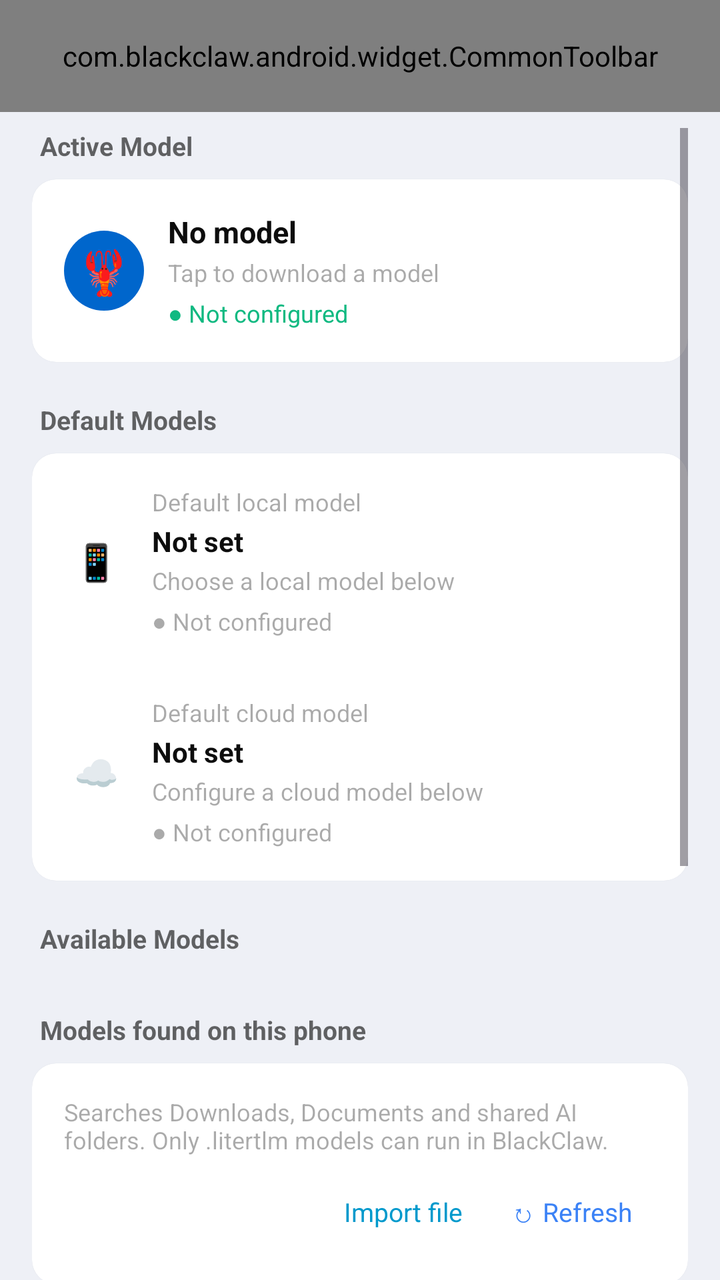
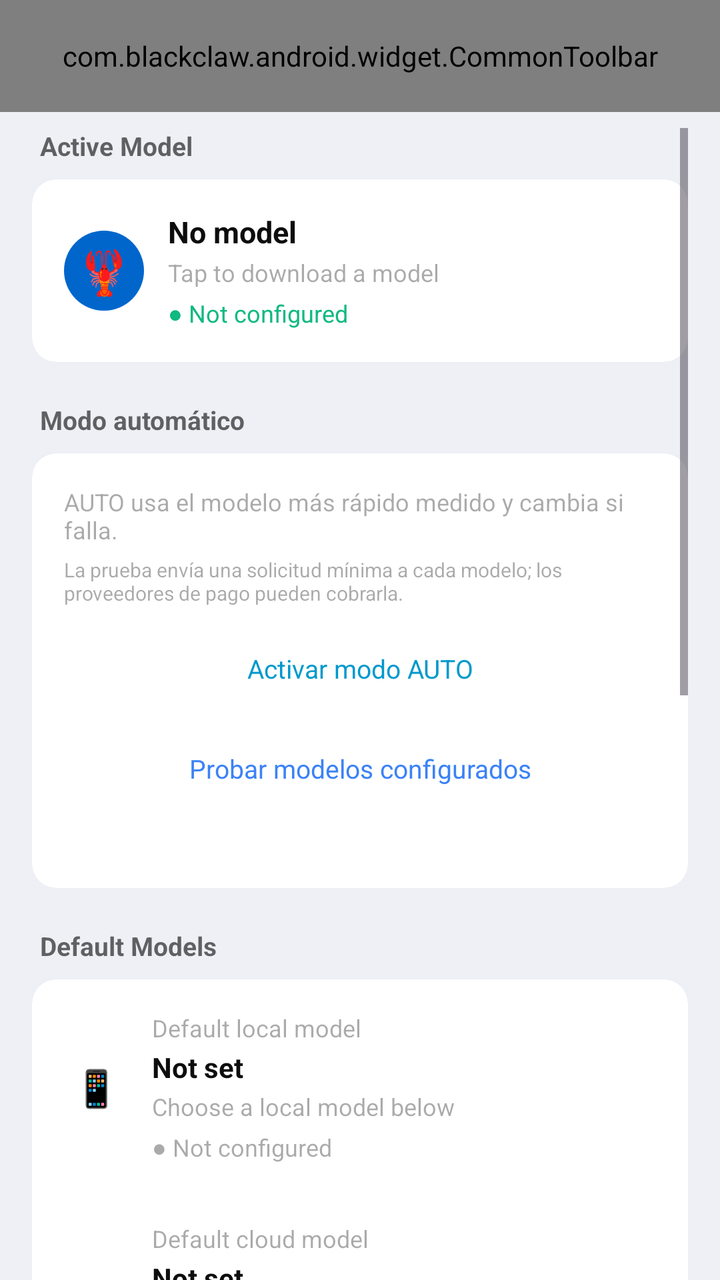

The first picture is an Android layout as it rendered before a commit; the second is the same layout after the commit. The layout source and the unified diff follow.
<!-- AndroidManifest.xml: application theme Theme.BlackClaw -->
<!-- res/layout/activity_llm_config.xml -->
<?xml version="1.0" encoding="utf-8"?>
<LinearLayout xmlns:android="http://schemas.android.com/apk/res/android"
    xmlns:app="http://schemas.android.com/apk/res-auto"
    android:layout_width="match_parent"
    android:layout_height="match_parent"
    android:background="@color/colorBgSecondary"
    android:orientation="vertical">

    <com.blackclaw.android.widget.CommonToolbar
        android:id="@+id/toolbar"
        android:layout_width="match_parent"
        android:layout_height="56dp" />

    <ScrollView
        android:id="@+id/scrollContent"
        android:layout_width="match_parent"
        android:layout_height="0dp"
        android:layout_weight="1"
        android:clipToPadding="false"
        android:isScrollContainer="true"
        android:fillViewport="true"
        android:paddingHorizontal="16dp"
        android:paddingTop="8dp"
        android:paddingBottom="24dp">

        <LinearLayout
            android:layout_width="match_parent"
            android:layout_height="wrap_content"
            android:orientation="vertical">

            
            <TextView
                android:layout_width="wrap_content"
                android:layout_height="wrap_content"
                android:paddingHorizontal="4dp"
                android:paddingBottom="8dp"
                android:text="Active Model"
                android:textColor="@color/colorTextSecondary"
                android:textSize="13dp"
                android:textStyle="bold" />

            <androidx.cardview.widget.CardView
                android:layout_width="match_parent"
                android:layout_height="wrap_content"
                app:cardBackgroundColor="@color/colorContainerBrighten"
                app:cardCornerRadius="12dp"
                app:cardElevation="1dp">

                <LinearLayout
                    android:layout_width="match_parent"
                    android:layout_height="wrap_content"
                    android:gravity="center_vertical"
                    android:orientation="horizontal"
                    android:padding="16dp">

                    <TextView
                        android:layout_width="40dp"
                        android:layout_height="40dp"
                        android:background="@drawable/bg_avatar_ai"
                        android:gravity="center"
                        android:text="🦞"
                        android:textSize="22dp" />

                    <LinearLayout
                        android:layout_width="0dp"
                        android:layout_height="wrap_content"
                        android:layout_marginStart="12dp"
                        android:layout_weight="1"
                        android:orientation="vertical">

                        <TextView
                            android:id="@+id/tvActiveModelName"
                            android:layout_width="wrap_content"
                            android:layout_height="wrap_content"
                            android:text="No model"
                            android:textColor="@color/colorTextPrimary"
                            android:textSize="15dp"
                            android:textStyle="bold" />

                        <TextView
                            android:id="@+id/tvActiveModelMeta"
                            android:layout_width="wrap_content"
                            android:layout_height="wrap_content"
                            android:layout_marginTop="2dp"
                            android:text="Tap to download a model"
                            android:textColor="@color/colorTextTertiary"
                            android:textSize="12dp" />

                        <TextView
                            android:id="@+id/tvActiveModelStatus"
                            android:layout_width="wrap_content"
                            android:layout_height="wrap_content"
                            android:layout_marginTop="4dp"
                            android:text="● Not configured"
                            android:textColor="@color/colorSuccessPrimary"
                            android:textSize="12dp" />
                    </LinearLayout>
                </LinearLayout>
            </androidx.cardview.widget.CardView>

            <TextView
                android:layout_width="wrap_content"
                android:layout_height="wrap_content"
                android:layout_marginTop="20dp"
                android:paddingHorizontal="4dp"
                android:paddingBottom="8dp"
                android:text="Default Models"
                android:textColor="@color/colorTextSecondary"
                android:textSize="13dp"
                android:textStyle="bold" />

            <androidx.cardview.widget.CardView
                android:layout_width="match_parent"
                android:layout_height="wrap_content"
                app:cardBackgroundColor="@color/colorContainerBrighten"
                app:cardCornerRadius="12dp"
                app:cardElevation="1dp">

                <LinearLayout
                    android:layout_width="match_parent"
                    android:layout_height="wrap_content"
                    android:orientation="vertical"
                    android:padding="16dp">

                    <LinearLayout
                        android:layout_width="match_parent"
                        android:layout_height="wrap_content"
                        android:gravity="center_vertical"
                        android:orientation="horizontal">

                        <TextView
                            android:layout_width="32dp"
                            android:layout_height="32dp"
                            android:gravity="center"
                            android:text="📱"
                            android:textSize="18dp" />

                        <LinearLayout
                            android:layout_width="0dp"
                            android:layout_height="wrap_content"
                            android:layout_marginStart="12dp"
                            android:layout_weight="1"
                            android:orientation="vertical">

                            <TextView
                                android:layout_width="wrap_content"
                                android:layout_height="wrap_content"
                                android:text="Default local model"
                                android:textColor="@color/colorTextTertiary"
                                android:textSize="12dp" />

                            <TextView
                                android:id="@+id/tvDefaultLocalName"
                                android:layout_width="wrap_content"
                                android:layout_height="wrap_content"
                                android:layout_marginTop="2dp"
                                android:text="Not set"
                                android:textColor="@color/colorTextPrimary"
                                android:textSize="14dp"
                                android:textStyle="bold" />

                            <TextView
                                android:id="@+id/tvDefaultLocalMeta"
                                android:layout_width="wrap_content"
                                android:layout_height="wrap_content"
                                android:layout_marginTop="2dp"
                                android:text="Choose a local model below"
                                android:textColor="@color/colorTextTertiary"
                                android:textSize="12dp" />

                            <TextView
                                android:id="@+id/tvDefaultLocalStatus"
                                android:layout_width="wrap_content"
                                android:layout_height="wrap_content"
                                android:layout_marginTop="4dp"
                                android:text="● Not configured"
                                android:textColor="@color/colorTextTertiary"
                                android:textSize="12dp" />
                        </LinearLayout>
                    </LinearLayout>

                    <View
                        android:layout_width="match_parent"
                        android:layout_height="1dp"
                        android:layout_marginVertical="14dp"
                        android:background="#1FFFFFFF" />

                    <LinearLayout
                        android:layout_width="match_parent"
                        android:layout_height="wrap_content"
                        android:gravity="center_vertical"
                        android:orientation="horizontal">

                        <TextView
                            android:layout_width="32dp"
                            android:layout_height="32dp"
                            android:gravity="center"
                            android:text="☁️"
                            android:textSize="18dp" />

                        <LinearLayout
                            android:layout_width="0dp"
                            android:layout_height="wrap_content"
                            android:layout_marginStart="12dp"
                            android:layout_weight="1"
                            android:orientation="vertical">

                            <TextView
                                android:layout_width="wrap_content"
                                android:layout_height="wrap_content"
                                android:text="Default cloud model"
                                android:textColor="@color/colorTextTertiary"
                                android:textSize="12dp" />

                            <TextView
                                android:id="@+id/tvDefaultCloudName"
                                android:layout_width="wrap_content"
                                android:layout_height="wrap_content"
                                android:layout_marginTop="2dp"
                                android:text="Not set"
                                android:textColor="@color/colorTextPrimary"
                                android:textSize="14dp"
                                android:textStyle="bold" />

                            <TextView
                                android:id="@+id/tvDefaultCloudMeta"
                                android:layout_width="wrap_content"
                                android:layout_height="wrap_content"
                                android:layout_marginTop="2dp"
                                android:text="Configure a cloud model below"
                                android:textColor="@color/colorTextTertiary"
                                android:textSize="12dp" />

                            <TextView
                                android:id="@+id/tvDefaultCloudStatus"
                                android:layout_width="wrap_content"
                                android:layout_height="wrap_content"
                                android:layout_marginTop="4dp"
                                android:text="● Not configured"
                                android:textColor="@color/colorTextTertiary"
                                android:textSize="12dp" />
                        </LinearLayout>
                    </LinearLayout>
                </LinearLayout>
            </androidx.cardview.widget.CardView>

            
            <TextView
                android:layout_width="wrap_content"
                android:layout_height="wrap_content"
                android:layout_marginTop="20dp"
                android:paddingHorizontal="4dp"
                android:paddingBottom="8dp"
                android:text="Available Models"
                android:textColor="@color/colorTextSecondary"
                android:textSize="13dp"
                android:textStyle="bold" />

            <LinearLayout
                android:id="@+id/layoutModelList"
                android:layout_width="match_parent"
                android:layout_height="wrap_content"
                android:orientation="vertical" />

            <TextView
                android:layout_width="wrap_content"
                android:layout_height="wrap_content"
                android:layout_marginTop="20dp"
                android:paddingHorizontal="4dp"
                android:paddingBottom="8dp"
                android:text="Models found on this phone"
                android:textColor="@color/colorTextSecondary"
                android:textSize="13dp"
                android:textStyle="bold" />

            <androidx.cardview.widget.CardView
                android:layout_width="match_parent"
                android:layout_height="wrap_content"
                app:cardBackgroundColor="@color/colorContainerBrighten"
                app:cardCornerRadius="12dp"
                app:cardElevation="1dp">

                <LinearLayout
                    android:layout_width="match_parent"
                    android:layout_height="wrap_content"
                    android:orientation="vertical"
                    android:padding="16dp">

                    <TextView
                        android:id="@+id/tvExternalModelHint"
                        android:layout_width="match_parent"
                        android:layout_height="wrap_content"
                        android:text="Searches Downloads, Documents and shared AI folders. Only .litertlm models can run in BlackClaw."
                        android:textColor="@color/colorTextTertiary"
                        android:textSize="12dp" />

                    <LinearLayout
                        android:layout_width="match_parent"
                        android:layout_height="wrap_content"
                        android:layout_marginTop="8dp"
                        android:gravity="end"
                        android:orientation="horizontal">

                        <TextView
                            android:id="@+id/btnImportLocalModel"
                            android:layout_width="wrap_content"
                            android:layout_height="40dp"
                            android:gravity="center"
                            android:paddingHorizontal="12dp"
                            android:text="Import file"
                            android:textColor="@color/colorBrandPrimary"
                            android:textSize="13dp" />

                        <TextView
                            android:id="@+id/btnRefreshLocalModels"
                            android:layout_width="wrap_content"
                            android:layout_height="40dp"
                            android:gravity="center"
                            android:paddingHorizontal="12dp"
                            android:text="↻ Refresh"
                            android:textColor="@color/colorInfoPrimary"
                            android:textSize="13dp" />
                    </LinearLayout>

                    <LinearLayout
                        android:id="@+id/layoutDiscoveredModelList"
                        android:layout_width="match_parent"
                        android:layout_height="wrap_content"
                        android:orientation="vertical" />
                </LinearLayout>
            </androidx.cardview.widget.CardView>

            
            <TextView
                android:id="@+id/tvStorageInfo"
                android:layout_width="0dp"
                android:layout_height="0dp"
                android:visibility="gone" />
            <ProgressBar
                android:id="@+id/progressStorage"
                style="?android:attr/progressBarStyleHorizontal"
                android:layout_width="0dp"
                android:layout_height="0dp"
                android:visibility="gone" />
            <TextView
                android:id="@+id/tvStorageDetail"
                android:layout_width="0dp"
                android:layout_height="0dp"
                android:visibility="gone" />

            
            <TextView
                android:layout_width="wrap_content"
                android:layout_height="wrap_content"
                android:layout_marginTop="20dp"
                android:paddingHorizontal="4dp"
                android:paddingBottom="8dp"
                android:text="Cloud LLM"
                android:textColor="@color/colorTextSecondary"
                android:textSize="13dp"
                android:textStyle="bold" />

            <androidx.cardview.widget.CardView
                android:layout_width="match_parent"
                android:layout_height="wrap_content"
                android:layout_marginBottom="24dp"
                app:cardBackgroundColor="@color/colorContainerBrighten"
                app:cardCornerRadius="12dp"
                app:cardElevation="1dp">

                <LinearLayout
                    android:layout_width="match_parent"
                    android:layout_height="wrap_content"
                    android:orientation="vertical"
                    android:padding="16dp">

                    
                    <HorizontalScrollView
                        android:layout_width="match_parent"
                        android:layout_height="wrap_content"
                        android:scrollbars="none"
                        android:layout_marginBottom="12dp">

                        <LinearLayout
                            android:id="@+id/layoutProviderTabs"
                            android:layout_width="wrap_content"
                            android:layout_height="40dp"
                            android:background="@drawable/bg_edit_text"
                            android:orientation="horizontal"
                            android:padding="3dp" />

                    </HorizontalScrollView>

                    
                    <LinearLayout
                        android:id="@+id/layoutCloudModels"
                        android:layout_width="match_parent"
                        android:layout_height="wrap_content"
                        android:orientation="vertical" />

                    
                    <TextView
                        android:layout_width="wrap_content"
                        android:layout_height="wrap_content"
                        android:text="API Key"
                        android:textColor="@color/colorTextSecondary"
                        android:textSize="12dp"
                        android:layout_marginTop="12dp"
                        android:layout_marginBottom="4dp" />

                    <LinearLayout
                        android:layout_width="match_parent"
                        android:layout_height="wrap_content"
                        android:orientation="horizontal"
                        android:gravity="center_vertical">

                        <EditText
                            android:id="@+id/etApiKey"
                            android:layout_width="0dp"
                            android:layout_height="44dp"
                            android:layout_weight="1"
                            android:background="@drawable/bg_edit_text"
                            android:hint="sk-..."
                            android:inputType="textPassword"
                            android:paddingHorizontal="12dp"
                            android:textColor="@color/colorTextPrimary"
                            android:textColorHint="@color/colorTextTertiary"
                            android:textSize="13dp" />

                        <TextView
                            android:id="@+id/btnClearApiKey"
                            android:layout_width="wrap_content"
                            android:layout_height="44dp"
                            android:gravity="center"
                            android:paddingHorizontal="10dp"
                            android:text="Clear"
                            android:textColor="@color/colorErrorPrimary"
                            android:textSize="12dp" />

                    </LinearLayout>

                    
                    <LinearLayout
                        android:id="@+id/layoutBaseUrl"
                        android:layout_width="match_parent"
                        android:layout_height="wrap_content"
                        android:orientation="vertical"
                        android:visibility="gone">

                        <TextView
                            android:layout_width="wrap_content"
                            android:layout_height="wrap_content"
                            android:text="Base URL"
                            android:textColor="@color/colorTextSecondary"
                            android:textSize="12dp"
                            android:layout_marginTop="10dp"
                            android:layout_marginBottom="4dp" />

                        <EditText
                            android:id="@+id/etBaseUrl"
                            android:layout_width="match_parent"
                            android:layout_height="44dp"
                            android:background="@drawable/bg_edit_text"
                            android:hint="https://api.openrouter.ai/v1"
                            android:inputType="textUri"
                            android:paddingHorizontal="12dp"
                            android:textColor="@color/colorTextPrimary"
                            android:textColorHint="@color/colorTextTertiary"
                            android:textSize="13dp" />

                        <TextView
                            android:layout_width="wrap_content"
                            android:layout_height="wrap_content"
                            android:text="Model Name"
                            android:textColor="@color/colorTextSecondary"
                            android:textSize="12dp"
                            android:layout_marginTop="10dp"
                            android:layout_marginBottom="4dp" />

                        <EditText
                            android:id="@+id/etModelName"
                            android:layout_width="match_parent"
                            android:layout_height="44dp"
                            android:background="@drawable/bg_edit_text"
                            android:hint="google/gemini-3.6-flash"
                            android:inputType="text"
                            android:paddingHorizontal="12dp"
                            android:textColor="@color/colorTextPrimary"
                            android:textColorHint="@color/colorTextTertiary"
                            android:textSize="13dp" />

                    </LinearLayout>

                    
                    <TextView
                        android:id="@+id/tvConnectionStatus"
                        android:layout_width="wrap_content"
                        android:layout_height="wrap_content"
                        android:layout_marginTop="8dp"
                        android:textSize="12dp"
                        android:visibility="gone" />

                    
                    <LinearLayout
                        android:layout_width="match_parent"
                        android:layout_height="wrap_content"
                        android:layout_marginTop="14dp"
                        android:orientation="horizontal">

                        <TextView
                            android:id="@+id/btnTestConnection"
                            android:layout_width="0dp"
                            android:layout_height="44dp"
                            android:layout_weight="1"
                            android:layout_marginEnd="6dp"
                            android:background="@drawable/bg_edit_text"
                            android:gravity="center"
                            android:text="Test"
                            android:textColor="@color/colorBrandPrimary"
                            android:textSize="13dp" />

                        <com.blackclaw.android.widget.KButton
                            android:id="@+id/btnSaveCloud"
                            android:layout_width="0dp"
                            android:layout_height="44dp"
                            android:layout_weight="2"
                            android:text="Save &amp; Activate" />

                    </LinearLayout>

                    
                    <TextView
                        android:id="@+id/tvCustomHint"
                        android:layout_width="wrap_content"
                        android:layout_height="wrap_content"
                        android:layout_marginTop="8dp"
                        android:text="Compatible with: OpenRouter, Groq, Together AI, Ollama, any OpenAI-compatible endpoint"
                        android:textColor="@color/colorTextTertiary"
                        android:textSize="10dp"
                        android:visibility="gone" />

                </LinearLayout>
            </androidx.cardview.widget.CardView>

        </LinearLayout>
    </ScrollView>
</LinearLayout>
<!-- resources referenced by this layout -->
<resources>
  <color name="colorBgSecondary">#FFEEF0F6</color>
  <color name="colorBrandPrimary">#FF0099CC</color>
  <color name="colorContainerBrighten">#FFFFFFFF</color>
  <color name="colorErrorPrimary">#FFEF4444</color>
  <color name="colorInfoPrimary">#FF3B82F6</color>
  <color name="colorSuccessPrimary">#FF10B981</color>
  <color name="colorTextPrimary">#F2000000</color>
  <color name="colorTextSecondary">#99000000</color>
  <color name="colorTextTertiary">#55000000</color>
  <!-- drawable bg_avatar_ai (drawable) -->
  <?xml version="1.0" encoding="utf-8"?>
  <shape xmlns:android="http://schemas.android.com/apk/res/android"
      android:shape="oval">
      <solid android:color="@color/colorChatAvatarBg" />
  </shape>
  <!-- drawable bg_edit_text (drawable) -->
  <?xml version="1.0" encoding="utf-8"?>
  <shape xmlns:android="http://schemas.android.com/apk/res/android"
      android:shape="rectangle">
      <solid android:color="#1Affffff" />
      <corners android:radius="8dp" />
      <stroke
          android:width="1dp"
          android:color="#33ffffff" />
  </shape>
  <style name="Theme.BlackClaw" parent="Theme.Material3.Light.NoActionBar">
          
          <item name="colorPrimary">@color/colorBrandPrimary</item>
          <item name="colorOnPrimary">@color/colorBrandOnPrimary</item>
          <item name="colorPrimaryContainer">@color/colorBrandContainer</item>
          <item name="colorOnPrimaryContainer">@color/colorBrandOnContainer</item>
  
          
          <item name="android:colorBackground">@color/colorBgPrimary</item>
          <item name="colorOnBackground">@color/colorTextPrimary</item>
          <item name="colorSurface">@color/colorContainerBrighten</item>
          <item name="colorOnSurface">@color/colorTextPrimary</item>
          <item name="colorSurfaceVariant">@color/colorContainerBase</item>
          <item name="colorOnSurfaceVariant">@color/colorTextSecondary</item>
  
          
          <item name="colorOutline">@color/colorBorderBase</item>
          <item name="colorOutlineVariant">@color/colorBorderLow</item>
  
          
          <item name="colorError">@color/colorErrorPrimary</item>
          <item name="colorOnError">@color/colorErrorOnPrimary</item>
  
          
          <item name="android:windowBackground">@color/colorBgPrimary</item>
          <item name="android:statusBarColor">@color/colorBgPrimary</item>
          <item name="android:navigationBarColor">@color/colorBgPrimary</item>
      </style>
  <color name="colorChatAvatarBg">#FF0066CC</color>
  <color name="colorBrandOnPrimary">#FFFFFFFF</color>
  <color name="colorBrandContainer">#FFE0F7FF</color>
  <color name="colorBrandOnContainer">#FF003D52</color>
  <color name="colorBgPrimary">#FFF8F9FC</color>
  <color name="colorContainerBase">#FFEEF0F6</color>
  <color name="colorBorderBase">#0E000000</color>
  <color name="colorBorderLow">#08000000</color>
  <color name="colorErrorOnPrimary">#FFFFFFFF</color>
</resources>

<!-- the commit's change to res/layout/activity_llm_config.xml (unified diff, before → after) -->
@@ -95,6 +95,79 @@
                             android:textColor="@color/colorSuccessPrimary"
                             android:textSize="12dp" />
                     </LinearLayout>
+                </LinearLayout>
+            </androidx.cardview.widget.CardView>
+
+            
+            <TextView
+                android:layout_width="wrap_content"
+                android:layout_height="wrap_content"
+                android:layout_marginTop="20dp"
+                android:paddingHorizontal="4dp"
+                android:paddingBottom="8dp"
+                android:text="Modo automático"
+                android:textColor="@color/colorTextSecondary"
+                android:textSize="13dp"
+                android:textStyle="bold" />
+
+            <androidx.cardview.widget.CardView
+                android:layout_width="match_parent"
+                android:layout_height="wrap_content"
+                app:cardBackgroundColor="@color/colorContainerBrighten"
+                app:cardCornerRadius="12dp"
+                app:cardElevation="1dp">
+
+                <LinearLayout
+                    android:layout_width="match_parent"
+                    android:layout_height="wrap_content"
+                    android:orientation="vertical"
+                    android:padding="16dp">
+
+                    <TextView
+                        android:id="@+id/tvAutoModeStatus"
+                        android:layout_width="match_parent"
+                        android:layout_height="wrap_content"
+                        android:text="AUTO usa el modelo más rápido medido y cambia si falla."
+                        android:textColor="@color/colorTextTertiary"
+                        android:textSize="12dp" />
+
+                    <TextView
+                        android:layout_width="match_parent"
+                        android:layout_height="wrap_content"
+                        android:layout_marginTop="5dp"
+                        android:text="La prueba envía una solicitud mínima a cada modelo; los proveedores de pago pueden cobrarla."
+                        android:textColor="@color/colorTextTertiary"
+                        android:textSize="10dp" />
+
+                    <TextView
+                        android:id="@+id/btnActivateAuto"
+                        android:layout_width="match_parent"
+                        android:layout_height="42dp"
+                        android:layout_marginTop="10dp"
+                        android:background="@drawable/bg_edit_text"
+                        android:gravity="center"
+                        android:text="Activar modo AUTO"
+                        android:textColor="@color/colorBrandPrimary"
+                        android:textSize="13dp" />
+
+                    <TextView
+                        android:id="@+id/btnBenchmarkModels"
+                        android:layout_width="match_parent"
+                        android:layout_height="42dp"
+                        android:layout_marginTop="8dp"
+                        android:background="@drawable/bg_edit_text"
+                        android:gravity="center"
+                        android:text="Probar modelos configurados"
+                        android:textColor="@color/colorInfoPrimary"
+                        android:textSize="13dp" />
+
+                    <TextView
+                        android:id="@+id/tvBenchmarkResults"
+                        android:layout_width="match_parent"
+                        android:layout_height="wrap_content"
+                        android:layout_marginTop="8dp"
+                        android:textColor="@color/colorTextTertiary"
+                        android:textSize="11dp" />
                 </LinearLayout>
             </androidx.cardview.widget.CardView>
 
